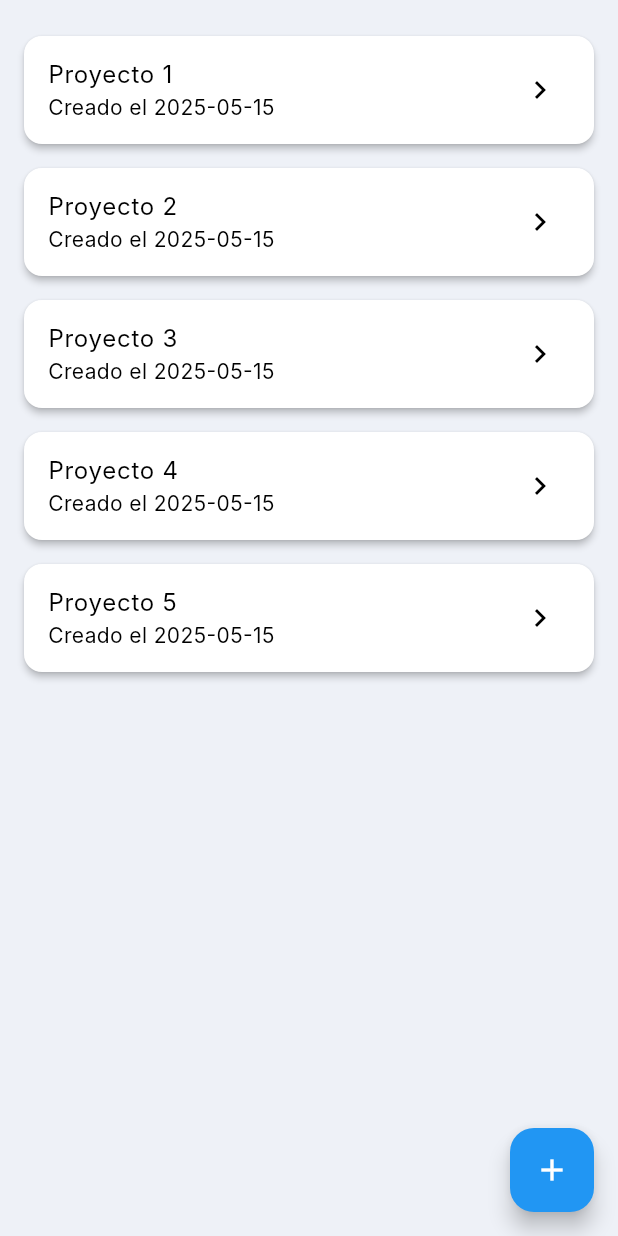
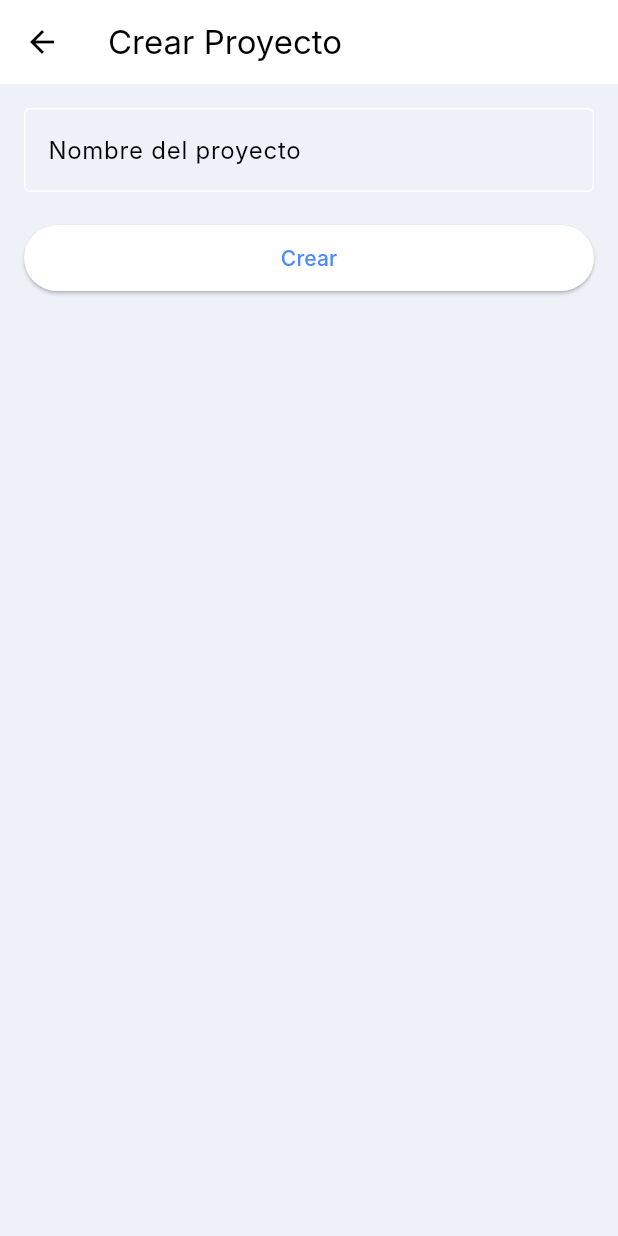
Before and after one commit to Oyhs-co/Taskhub-Frontend, a Flutter app: the ProjectsPage screen opened directly, after a tap on the "add" icon, on a phone screen of 412 x 824 dp. Run offline on Flutter 3.47's test engine with Material 3 defaults, Android fonts, the phone set to English and light mode, and no system bars; our stand-ins replace go_router, shared_preferences; accounts and stored records are empty; Roboto replaces fonts that are missing (Inter).

Commit message:
feat: Add project detail screen and improve navigation
This commit adds a comprehensive project detail screen with multiple tabs for viewing project information, tasks, documents, and activity. It also enhances the app's navigation system and adds theme persistence.

Key changes:
- Create ProjectDetailPage with 4 tabs (Summary, Tasks, Documents, Activity)
- Add project creation screen with basic form
- Implement proper navigation between projects list and detail screens
- Add theme persistence using SharedPreferences
- Create account and notification preferences screens
- Update router configuration to support new screens

The project detail screen includes features like progress tracking, team member management, task listing, document management, and activity history.

```diff
--- a/frontend/lib/features/home/notifications_screen.dart
+++ b/frontend/lib/features/home/notifications_screen.dart
@@ -13,7 +13,7 @@ class NotificationsPage extends StatelessWidget {
         itemBuilder: (context, index) {
           return ExpansionTile(
             title: Text('Notificación ${index + 1}'),
-            subtitle: Text('12/05/2025 10:0${index} AM'),
+            subtitle: Text("12/05/2025 10:0${index} AM"),
             leading: const Icon(Icons.info_outline),
             children: [
               Padding(
--- /dev/null
+++ b/frontend/lib/features/home/project_create_screen.dart
@@ -0,0 +1,77 @@
+import 'package:flutter/material.dart';
+import 'package:go_router/go_router.dart';
+
+class CreateProjectPage extends StatefulWidget {
+  const CreateProjectPage({super.key});
+
+  @override
+  State<CreateProjectPage> createState() => _CreateProjectPageState();
+}
+
+class _CreateProjectPageState extends State<CreateProjectPage> {
+  final _formKey = GlobalKey<FormState>();
+  final _projectNameController = TextEditingController();
+
+  @override
+  void dispose() {
+    _projectNameController.dispose();
+    super.dispose();
+  }
+
+  void _submitForm() {
+    if (_formKey.currentState!.validate()) {
+      // ignore: unused_local_variable
+      final projectName = _projectNameController.text;
+      // Lógica para crear el proyecto
+      context.pop();
+
+      // Si necesitas pasar datos de vuelta a la pantalla anterior:
+      // context.pop({'name': projectName});
+    }
+  }
+
+  @override
+  Widget build(BuildContext context) {
+    return Scaffold(
+      appBar: AppBar(
+        title: const Text('Crear Proyecto'),
+        // Usar go_router para el botón de retroceso
+        leading: IconButton(
+          icon: const Icon(Icons.arrow_back),
+          onPressed: () => context.pop(),
+        ),
+      ),
+      body: Padding(
+        padding: const EdgeInsets.all(16.0),
+        child: Form(
+          key: _formKey,
+          child: Column(
+            crossAxisAlignment: CrossAxisAlignment.stretch,
+            children: [
+              TextFormField(
+                controller: _projectNameController,
+                decoration: const InputDecoration(
+                  labelText: 'Nombre del proyecto',
+                  border: OutlineInputBorder(),
+                ),
+                validator:
+                    (value) =>
+                        value == null || value.isEmpty
+                            ? 'Escribe un nombre'
+                            : null,
+              ),
+              const SizedBox(height: 20),
+              ElevatedButton(
+                onPressed: _submitForm,
+                style: ElevatedButton.styleFrom(
+                  padding: const EdgeInsets.symmetric(vertical: 12),
+                ),
+                child: const Text('Crear'),
+              ),
+            ],
+          ),
+        ),
+      ),
+    );
+  }
+}
--- a/frontend/lib/features/home/projects_screen.dart
+++ b/frontend/lib/features/home/projects_screen.dart
@@ -1,4 +1,5 @@
 import 'package:flutter/material.dart';
+import 'package:go_router/go_router.dart';
 
 class ProjectsPage extends StatelessWidget {
   const ProjectsPage({super.key});
@@ -10,22 +11,33 @@ class ProjectsPage extends StatelessWidget {
         padding: const EdgeInsets.all(16),
         itemCount: 5,
         itemBuilder: (context, index) {
+          // Crear un ID para el proyecto
+          final projectId = (index + 1).toString();
+
           return Card(
             margin: const EdgeInsets.symmetric(vertical: 8),
             elevation: 2,
-            shape: RoundedRectangleBorder(borderRadius: BorderRadius.circular(12)),
+            shape: RoundedRectangleBorder(
+              borderRadius: BorderRadius.circular(12),
+            ),
             child: ListTile(
-              title: Text('Proyecto ${index + 1}'),
-              subtitle: Text('Creado el ${DateTime.now().toLocal().toIso8601String().substring(0, 10)}'),
+              title: Text('Proyecto $projectId'),
+              subtitle: Text(
+                'Creado el ${DateTime.now().toLocal().toIso8601String().substring(0, 10)}',
+              ),
               trailing: const Icon(Icons.chevron_right),
-              onTap: () {},
+              onTap: () {
+                // Navegar a la página de detalles del proyecto
+                context.push('/project/$projectId');
+              },
             ),
           );
         },
       ),
       floatingActionButton: FloatingActionButton(
         onPressed: () {
-          // Acción para crear nuevo proyecto
+          // Navegar a la página de creación de proyecto
+          context.push('/create-project');
         },
         child: const Icon(Icons.add),
       ),
--- a/frontend/lib/routes/app_router.dart
+++ b/frontend/lib/routes/app_router.dart
@@ -1,26 +1,46 @@
-// ignore: unused_import
 import 'package:flutter/material.dart';
 import 'package:go_router/go_router.dart';
 import '../features/auth/presentation/login_screen.dart';
 import '../features/auth/presentation/register_screen.dart';
 import '../features/home/home_screen.dart';
+import '../features/home/notifications_preferences_screen.dart';
+import '../features/home/account_settings_screen.dart';
+import '../features/home/project_create_screen.dart';
+import '../features/home/project_detail_screen.dart';
 
 class AppRouter {
   static final GoRouter router = GoRouter(
     initialLocation: '/login',
     routes: [
-      GoRoute(
-        path: '/login',
-        builder: (context, state) => const LoginScreen(),
-      ),
+      GoRoute(path: '/login', builder: (context, state) => const LoginScreen()),
       GoRoute(
         path: '/register',
         builder: (context, state) => const RegisterScreen(),
       ),
+      GoRoute(path: '/home', builder: (context, state) => const HomeScreen()),
+      // Configuration routes
       GoRoute(
-        path: '/home',
-        builder: (context, state) => const HomeScreen(),
+        path: '/notification-settings',
+        builder: (context, state) => const NotificationPreferencesPage(),
+      ),
+      GoRoute(
+        path: '/account-settings',
+        builder: (context, state) => const AccountSettingsPage(),
+      ),
+      GoRoute(
+        path: '/create-project',
+        builder: (context, state) => const CreateProjectPage(),
+      ),
+      GoRoute(
+        path: '/project/:id',
+        builder: (context, state) {
+          final projectId = state.pathParameters['id'];
+          return ProjectDetailPage(projectId: projectId);
+        },
       ),
     ],
+    errorBuilder:
+        (context, state) =>
+            Scaffold(body: Center(child: Text('Error: ${state.error}'))),
   );
 }
--- a/frontend/lib/theme/theme_provider.dart
+++ b/frontend/lib/theme/theme_provider.dart
@@ -1,23 +1,33 @@
+
 import 'package:flutter/material.dart';
+import 'package:shared_preferences/shared_preferences.dart';
 
 class ThemeProvider extends ChangeNotifier {
-  ThemeMode _themeMode = ThemeMode.light;
+  static const _themeKey = 'isDarkMode';
+  bool _isDarkMode = false;
 
-  ThemeMode get themeMode => _themeMode;
+  ThemeProvider() {
+    _loadThemePreference();
+  }
 
-  // Property to check if dark mode is active
-  bool get isDarkMode => _themeMode == ThemeMode.dark;
+  bool get isDarkMode => _isDarkMode;
 
-  // Method to toggle between themes
+  ThemeMode get themeMode => _isDarkMode ? ThemeMode.dark : ThemeMode.light;
+
   void toggleTheme() {
-    _themeMode =
-        _themeMode == ThemeMode.light ? ThemeMode.dark : ThemeMode.light;
+    _isDarkMode = !_isDarkMode;
+    _saveThemePreference();
     notifyListeners();
   }
 
-  // Method to set a specific theme
-  void setTheme(ThemeMode themeMode) {
-    _themeMode = themeMode;
+  Future<void> _loadThemePreference() async {
+    final prefs = await SharedPreferences.getInstance();
+    _isDarkMode = prefs.getBool(_themeKey) ?? false;
     notifyListeners();
   }
+
+  Future<void> _saveThemePreference() async {
+    final prefs = await SharedPreferences.getInstance();
+    await prefs.setBool(_themeKey, _isDarkMode);
+  }
 }
--- a/frontend/pubspec.yaml
+++ b/frontend/pubspec.yaml
@@ -38,6 +38,7 @@ dependencies:
   # Use with the CupertinoIcons class for iOS style icons.
   cupertino_icons: ^1.0.8
   go_router: ^15.1.2
+  shared_preferences: ^2.2.2
 
 dev_dependencies:
   flutter_test:
```
Also changed, not shown: frontend/lib/features/home/account_settings_screen.dart (added, +39 -0 lines), frontend/lib/features/home/notifications_preferences_screen.dart (added, +32 -0 lines), frontend/lib/features/home/project_detail_screen.dart (added, +479 -0 lines), frontend/pubspec.lock, 1 other file.
